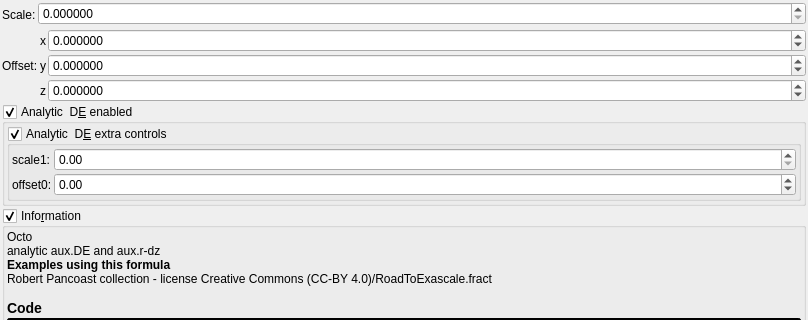
Above: mandelbulber2/formula/ui/transf_octo_fold.ui from buddhi1980/mandelbulber2 before the change; both pictures show x 0 to 808 and y 0 to 320 of the 808 by 783 pixel window. Below: the same form after it.
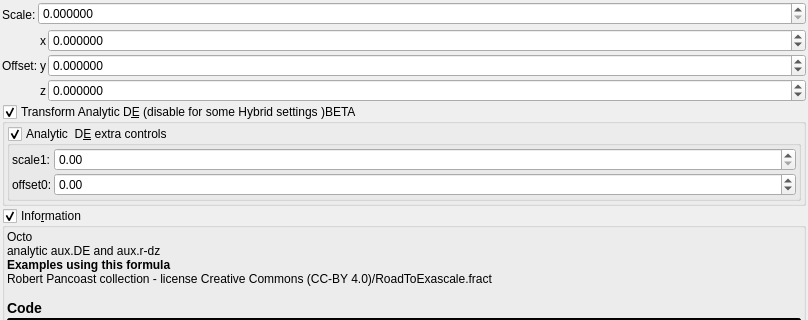
That is the form after the change. Custom widgets are drawn as their Qt base class.

Commit message: aux.DE testing and add example platonicSolid_menger_hybrid.fract

Diff of the .ui file:
```diff
--- a/mandelbulber2/formula/ui/transf_octo_fold.ui
+++ b/mandelbulber2/formula/ui/transf_octo_fold.ui
@@ -193,7 +193,7 @@
    <item>
     <widget class="MyGroupBox" name="groupCheck_analyticDE_enabled">
      <property name="title">
-      <string>Analytic  D&amp;E enabled</string>
+      <string>Transform Analytic D&amp;E (disable for some Hybrid settings )BETA</string>
      </property>
      <property name="checkable">
       <bool>true</bool>
```
The commit also changes 10 other files.
